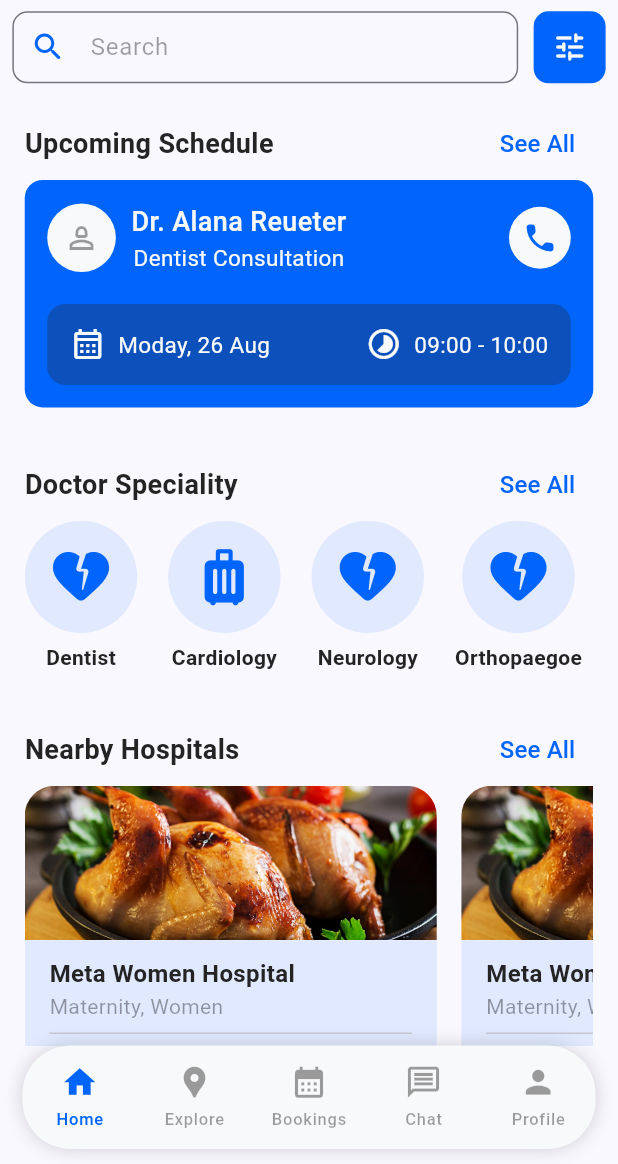
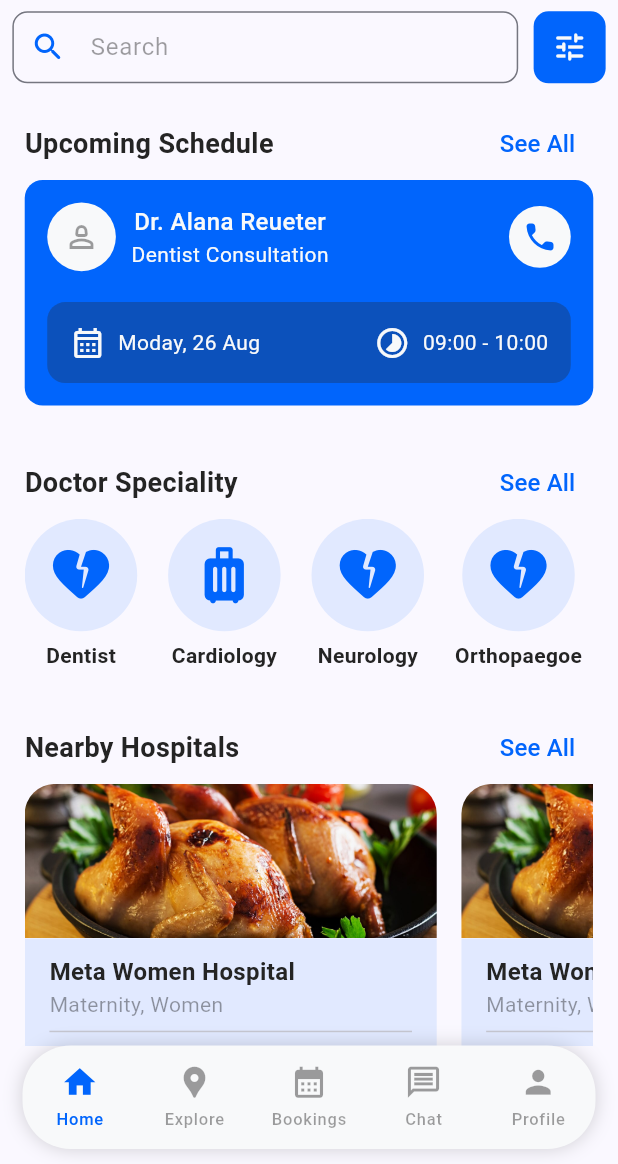
Before and after one commit to CodeWithCrescent/Flutter-DocFinder-App, a Flutter app: the AppLayoutScreen screen opened by its route, on a phone screen of 412 x 824 dp, the part 72-1236 px from its top. Run offline on Flutter 3.47's test engine with Material 3 defaults, Android fonts, the phone set to English and light mode, and no system bars; our stand-ins replace awesome_bottom_bar, flutter_onboarding_slider, flutter_switch, hexcolor, pinput.

Commit message:
App Updates

```diff
--- a/lib/widgets/upcoming_schedule_card.dart
+++ b/lib/widgets/upcoming_schedule_card.dart
@@ -1,6 +1,5 @@
 import 'package:doc_finder/constants/colors.dart';
 import 'package:flutter/material.dart';
-
 
 class UpcomingScheduleCard extends StatelessWidget {
   const UpcomingScheduleCard({
@@ -31,8 +30,7 @@ class UpcomingScheduleCard extends StatelessWidget {
                       color: GlobalColor.muted,
                     ),
                   ),
-                  SizedBox(
-                      width: MediaQuery.of(context).size.width / 40),
+                  SizedBox(width: MediaQuery.of(context).size.width / 40),
                   Column(
                     children: [
                       Text(
@@ -40,14 +38,14 @@ class UpcomingScheduleCard extends StatelessWidget {
                         style: TextStyle(
                           color: GlobalColor.white,
                           fontWeight: FontWeight.w500,
-                          fontSize: 18,
+                          fontSize: 16,
                         ),
                       ),
                       Text(
                         'Dentist Consultation',
                         style: TextStyle(
                           color: GlobalColor.white,
-                          fontSize: 15,
+                          fontSize: 14,
                         ),
                       ),
                     ],
@@ -85,14 +83,12 @@ class UpcomingScheduleCard extends StatelessWidget {
                       Icons.calendar_month_outlined,
                       color: GlobalColor.white,
                     ),
-                    SizedBox(
-                        width:
-                            MediaQuery.of(context).size.width / 50),
+                    SizedBox(width: MediaQuery.of(context).size.width / 50),
                     Text(
                       'Moday, 26 Aug',
                       style: TextStyle(
                         color: GlobalColor.white,
-                        fontSize: 15,
+                        fontSize: 14,
                       ),
                     ),
                   ],
@@ -108,14 +104,12 @@ class UpcomingScheduleCard extends StatelessWidget {
                       Icons.timelapse,
                       color: GlobalColor.white,
                     ),
-                    SizedBox(
-                        width:
-                            MediaQuery.of(context).size.width / 50),
+                    SizedBox(width: MediaQuery.of(context).size.width / 50),
                     Text(
                       '09:00 - 10:00',
                       style: TextStyle(
                         color: GlobalColor.white,
-                        fontSize: 15,
+                        fontSize: 14,
                       ),
                     ),
                   ],
```
